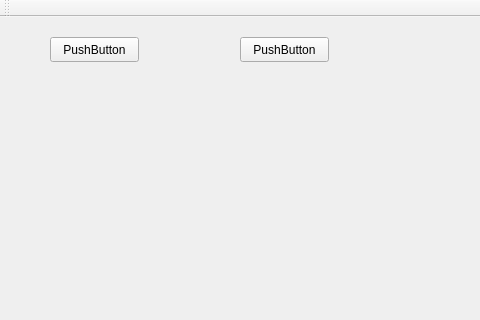
Old version of the form mainwindow.ui in the repository LisaHennebelle/CppProject; both pictures show x 0 to 480 and y 0 to 320 of the 764 by 433 pixel window.
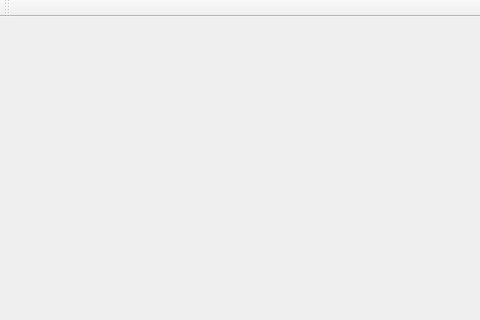
New version of the form. Icons and pictures are not drawn.

The edit to the form file:
```diff
--- a/mainwindow.ui
+++ b/mainwindow.ui
@@ -14,30 +14,24 @@
    <string>MainWindow</string>
   </property>
   <widget class="QWidget" name="centralWidget">
-   <widget class="QPushButton" name="pushButton">
+   <widget class="QWidget" name="widget" native="true">
     <property name="geometry">
      <rect>
-      <x>50</x>
-      <y>20</y>
-      <width>89</width>
-      <height>25</height>
+      <x>9</x>
+      <y>9</y>
+      <width>741</width>
+      <height>361</height>
      </rect>
     </property>
-    <property name="text">
-     <string>PushButton</string>
+    <property name="autoFillBackground">
+     <bool>false</bool>
     </property>
-   </widget>
-   <widget class="QPushButton" name="pushButton_2">
-    <property name="geometry">
-     <rect>
-      <x>240</x>
-      <y>20</y>
-      <width>89</width>
-      <height>25</height>
-     </rect>
-    </property>
-    <property name="text">
-     <string>PushButton</string>
+    <property name="styleSheet">
+     <string notr="true">QFrame{
+	background-image: url(:/images/images/usine.png);
+background: #333;
+
+}</string>
     </property>
    </widget>
   </widget>
```
